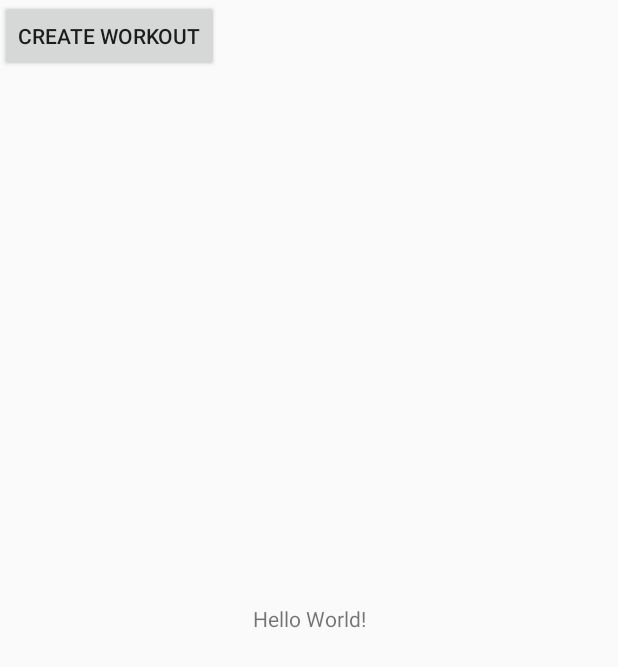
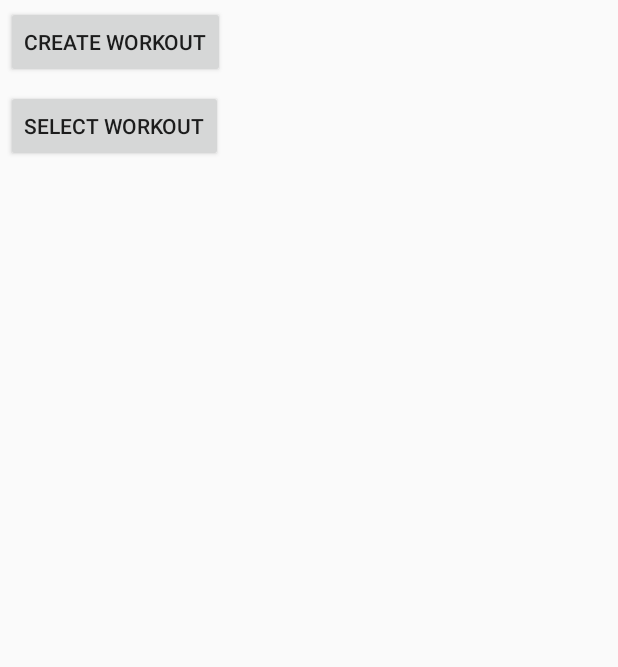
Before and after one commit to liiza/dance-app, an Android app: the screen it shows after launch (MainActivity), on a phone screen of 412 x 824 dp. Shown: the top 667 px of the screen. Run offline under Robolectric (Android 15) with nearby library versions, the phone set to English and light mode, and no system bars.

Commit message:
Add list to view all the workouts.

```diff
--- a/app/src/main/AndroidManifest.xml
+++ b/app/src/main/AndroidManifest.xml
@@ -21,6 +21,10 @@
         <activity
             android:name=".RecordWorkoutActivity"
             android:label="@string/title_activity_record_workout"
+            android:theme="@style/AppTheme.NoActionBar" />
+        <activity
+            android:name=".SelectWorkOut"
+            android:label="@string/title_activity_select_work_out"
             android:theme="@style/AppTheme.NoActionBar"></activity>
     </application>
 
--- a/app/src/main/java/com/example/liisa/danceproject/NetworkFragment.java
+++ b/app/src/main/java/com/example/liisa/danceproject/NetworkFragment.java
@@ -63,5 +63,8 @@ public class NetworkFragment extends Fragment {
         String json = String.format("{\"%s\": \"%s\"}", "name", name);
         networkCallTask.execute(url.toString(), json);
     }
-
+    public void listDances(URL url, NetworkCallBack callBack) throws IOException {
+        NetworkCallTask networkCallTask = new NetworkCallTask(callBack);
+        networkCallTask.execute(url.toString());
+    }
 }
--- a/app/src/main/res/layout/activity_main.xml
+++ b/app/src/main/res/layout/activity_main.xml
@@ -1,26 +1,28 @@
-<?xml version="1.0" encoding="utf-8"?>
-<android.support.constraint.ConstraintLayout xmlns:android="http://schemas.android.com/apk/res/android"
-    xmlns:app="http://schemas.android.com/apk/res-auto"
-    xmlns:tools="http://schemas.android.com/tools"
+<GridLayout xmlns:android="http://schemas.android.com/apk/res/android"
+
     android:layout_width="match_parent"
     android:layout_height="match_parent"
-    tools:context="com.example.liisa.danceproject.MainActivity">
 
-    <TextView
-        android:layout_width="wrap_content"
-        android:layout_height="wrap_content"
-        android:text="Hello World!"
-        app:layout_constraintBottom_toBottomOf="parent"
-        app:layout_constraintLeft_toLeftOf="parent"
-        app:layout_constraintRight_toRightOf="parent"
-        app:layout_constraintTop_toTopOf="parent" />
+    android:alignmentMode="alignBounds"
+    android:columnCount="4"
+    android:columnOrderPreserved="false"
+
+    android:useDefaultMargins="true">
 
     <Button
         android:id="@+id/create_workout"
         android:layout_width="wrap_content"
         android:layout_height="wrap_content"
-        android:text="Create workout"
-        tools:layout_editor_absoluteX="119dp"
-        tools:layout_editor_absoluteY="349dp" />
+        android:layout_row="0"
+        android:layout_column="1"
+        android:text="Create workout" />
 
-</android.support.constraint.ConstraintLayout>
+    <Button
+        android:id="@+id/select_workout"
+        android:layout_width="wrap_content"
+        android:layout_height="wrap_content"
+        android:layout_row="1"
+        android:layout_column="1"
+        android:text="Select Workout" />
+
+</GridLayout>
--- a/app/src/main/res/values/strings.xml
+++ b/app/src/main/res/values/strings.xml
@@ -4,4 +4,5 @@
     <!-- TODO: Remove or change this placeholder text -->
     <string name="hello_blank_fragment">Hello blank fragment</string>
     <string name="title_activity_record_workout">RecordWorkoutActivity</string>
+    <string name="title_activity_select_work_out">SelectWorkOut</string>
 </resources>
```
Also changed, not shown: app/src/main/java/com/example/liisa/danceproject/Dance.java (added, +12 -0 lines), app/src/main/java/com/example/liisa/danceproject/MainActivity.java (+15 -2 lines), app/src/main/java/com/example/liisa/danceproject/NetworkCallTask.java (+47 -2 lines), app/src/main/java/com/example/liisa/danceproject/RecordWorkoutActivity.java (+9 -5 lines), app/src/main/java/com/example/liisa/danceproject/SelectWorkOut.java (added, +53 -0 lines), app/src/main/java/com/example/liisa/danceproject/SimpleAdapter.java (added, +23 -0 lines), app/src/main/res/layout/activity_select_work_out.xml (added, +33 -0 lines), app/src/main/res/layout/content_select_work_out.xml (added, +12 -0 lines), app/src/main/res/layout/list_item.xml (added, +17 -0 lines).
